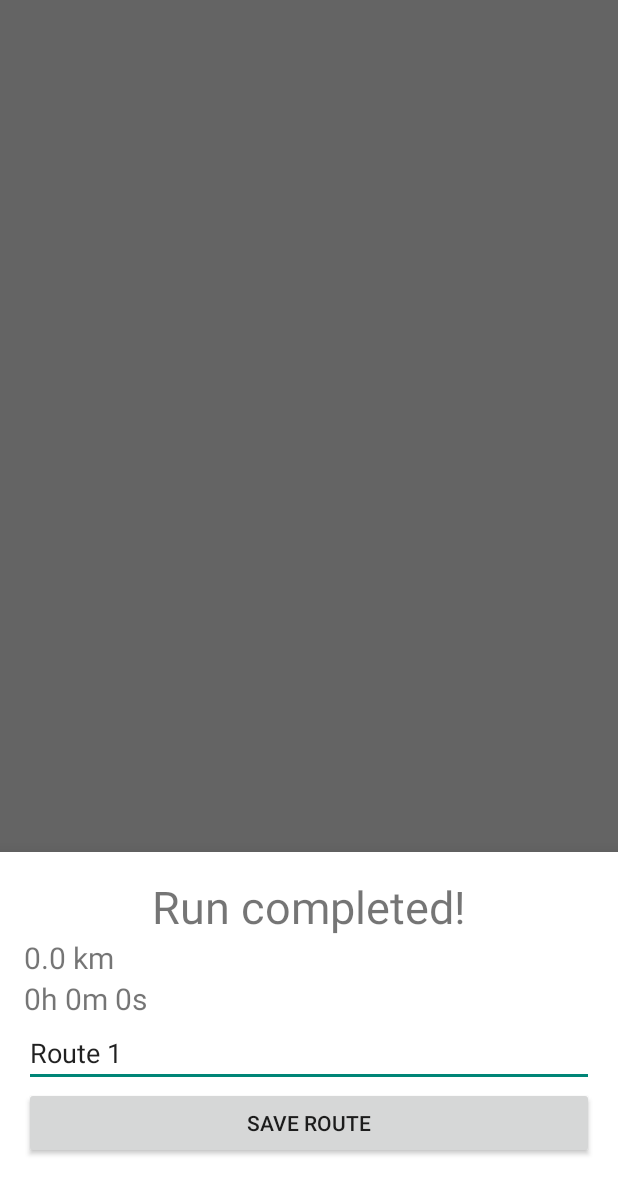
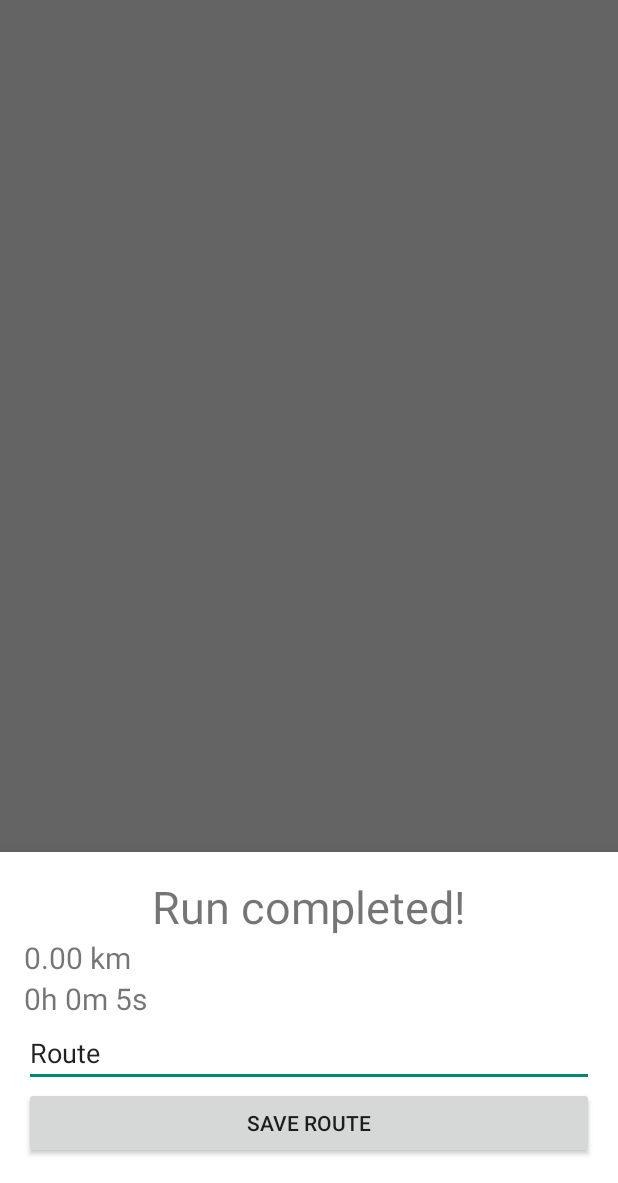
Before and after one commit to croustibzh/footMarker, an Android app: the FullScreenMapsActivity screen opened directly, with no data from a screen before it, after a tap on an icon or button, on a phone screen of 412 x 824 dp, the part 53-1236 px from its top. Run offline under Robolectric (Android 15) with nearby library versions, the phone set to English and light mode, and no system bars; libraries missing offline, so code that uses them is left out: com.google.maps.android; 7 statements that could not run were skipped; 2 other taps on this screen came first.

Commit message:
Fixed time not showing in save modal, and distance display

```diff
--- a/app/src/main/java/com/georgebrown/comp2074/footmarker/FullScreenMapsActivity.java
+++ b/app/src/main/java/com/georgebrown/comp2074/footmarker/FullScreenMapsActivity.java
@@ -107,9 +107,9 @@ public class FullScreenMapsActivity extends FragmentActivity implements OnMapRea
 
     public void saveRoutes(View view){
 
-        chronometer.stop();
+     /*   chronometer.stop();
         pauseOffset = SystemClock.elapsedRealtime() - chronometer.getBase();
-    /*    Intent i = new Intent(this,MainActivity.class);
+        Intent i = new Intent(this,MainActivity.class);
         i.putExtra("saved",true);
         startActivity(i);
     */
@@ -119,6 +119,8 @@ public class FullScreenMapsActivity extends FragmentActivity implements OnMapRea
         saveRouteImg();
 
         Bundle bundle = new Bundle();
+        timeElapsed = SystemClock.elapsedRealtime()-chronometer.getBase();
+
         bundle.putDouble("dist", distance);
         bundle.putLong("time", timeElapsed);
         SaveModal bottomSheet = new SaveModal();
--- a/app/src/main/java/com/georgebrown/comp2074/footmarker/SaveModal.java
+++ b/app/src/main/java/com/georgebrown/comp2074/footmarker/SaveModal.java
@@ -56,7 +56,7 @@ public class SaveModal extends BottomSheetDialogFragment{
         String formattedTime = hr+"h " + min+"m " + sec+"s";
 
         //Sets
-        txtDistance.setText(String.valueOf(distance/1000) + " km");
+        txtDistance.setText(String.format("%.2f", distance ) + " km");
         txtTime.setText(formattedTime);
 
 
--- a/app/src/main/res/layout/save_modal.xml
+++ b/app/src/main/res/layout/save_modal.xml
@@ -33,7 +33,7 @@
         android:layout_height="wrap_content"
         android:ems="10"
         android:inputType="textPersonName"
-        android:text="Route 1" />
+        android:text="Route" />
 
     <Button
         android:id="@+id/btnSaveRoute"
```
